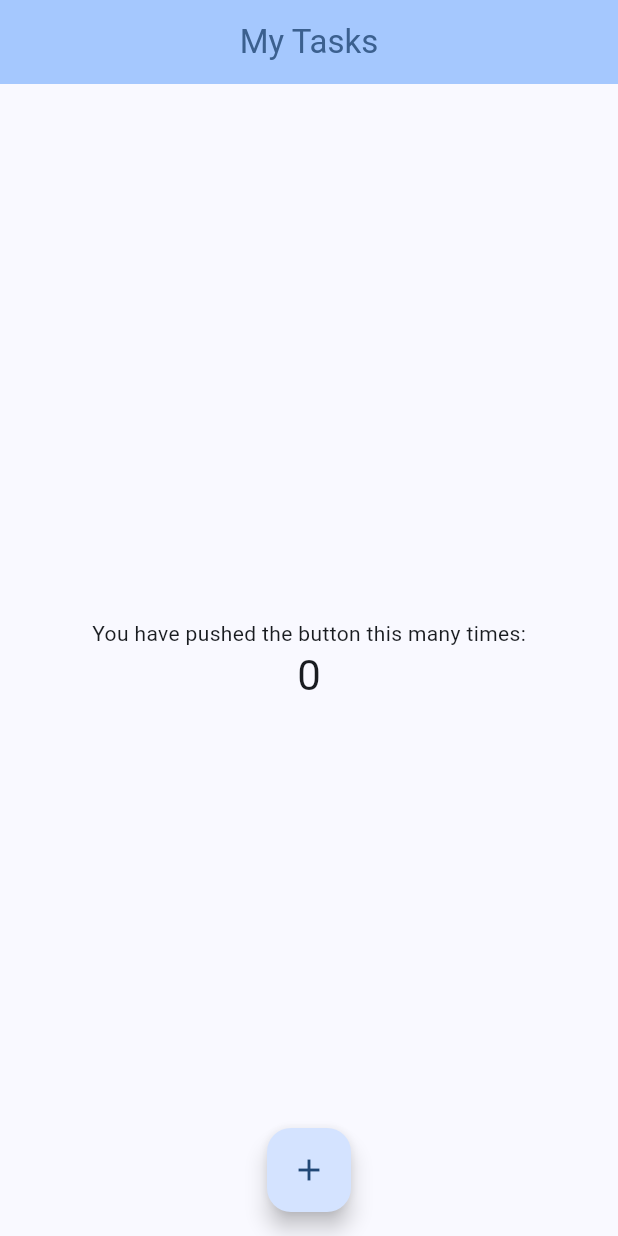
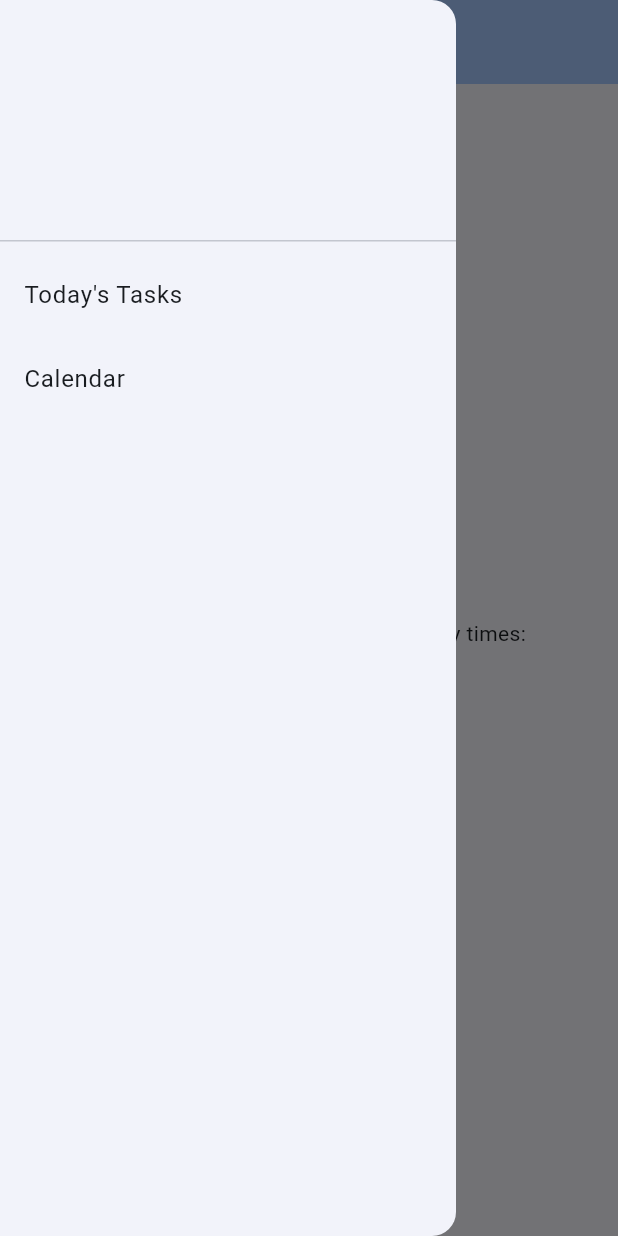
Before and after one commit to JP5252/productivity-app, a Flutter app: the screen it shows after launch, with the side drawer open (before the commit the screen has no drawer), on a phone screen of 412 x 824 dp. Run offline on Flutter 3.47's test engine with Material 3 defaults, Android fonts, the phone set to English and light mode, and no system bars; our stand-ins replace table_calendar.

Commit message:
Add calendar

```diff
--- /dev/null
+++ b/lib/drawer.dart
@@ -0,0 +1,44 @@
+import 'package:flutter/material.dart';
+import 'package:productivity_app/calendar_page.dart';
+import 'package:productivity_app/main.dart';
+import 'page_titles.dart';
+
+class MyDrawer extends StatefulWidget {
+  const MyDrawer({super.key});
+
+  @override
+  _MyDrawerState createState() => _MyDrawerState();
+}
+
+class _MyDrawerState extends State<MyDrawer> {
+  @override
+  Widget build(BuildContext context) {
+    return Drawer(
+      child: ListView(
+        children: [
+          const DrawerHeader(
+            child: null,
+          ),
+          ListTile(
+            title: Text(PageTitles.todaysTasks),
+            onTap: () {
+              Navigator.push(
+                context,
+                MaterialPageRoute(builder: (context) => const MyApp()),
+              );
+            },
+          ),
+          ListTile(
+            title: const Text(PageTitles.calendar),
+            onTap: () {
+              Navigator.push(
+                context,
+                MaterialPageRoute(builder: (context) => CalendarPage()),
+              );
+            },
+          ),
+        ],
+      ),
+    );
+  }
+}
--- a/lib/main.dart
+++ b/lib/main.dart
@@ -1,4 +1,7 @@
 import 'package:flutter/material.dart';
+import 'package:productivity_app/calendar_page.dart';
+import 'package:productivity_app/drawer.dart';
+import 'page_titles.dart';
 
 void main() {
   runApp(const MyApp());
@@ -13,27 +16,12 @@ class MyApp extends StatelessWidget {
     return MaterialApp(
         title: 'Personal Tasks',
         theme: ThemeData(
-        // This is the theme of your application.
-        //
-        // TRY THIS: Try running your application with "flutter run". You'll see
-        // the application has a purple toolbar. Then, without quitting the app,
-        // try changing the seedColor in the colorScheme below to Colors.green
-        // and then invoke "hot reload" (save your changes or press the "hot
-        // reload" button in a Flutter-supported IDE, or press "r" if you used
-        // the command line to start the app).
-        //
-        // Notice that the counter didn't reset back to zero; the application
-        // state is not lost during the reload. To reset the state, use hot
-        // restart instead.
-        //
-        // This works for code too, not just values: Most code changes can be
-        // tested with just a hot reload.
           colorScheme: ColorScheme.fromSeed(
               seedColor: const Color.fromARGB(255, 4, 71, 130)),
           useMaterial3: true,
         ),
-      home: const MyHomePage(title: 'My Tasks'),
-    );
+        home: const MyHomePage(title: PageTitles.todaysTasks),
+        routes: {'calender_page': (context) => CalendarPage()});
   }
 }
 
@@ -70,6 +58,7 @@ class _MyHomePageState extends State<MyHomePage> {
           ),
         ),
       ),
+      drawer: const MyDrawer(),
       body: Center(
         child: Column(
           mainAxisAlignment: MainAxisAlignment.center,
--- /dev/null
+++ b/lib/page_titles.dart
@@ -0,0 +1,6 @@
+// page_titles.dart
+
+class PageTitles {
+  static const String todaysTasks = 'Today\'s Tasks';
+  static const String calendar = 'Calendar';
+}
```
Also changed, not shown: lib/calendar_page.dart (added, +48 -0 lines), pubspec.yaml (+5 -5 lines), pubspec.lock, 1 other file. Lines whose indentation alone changed are shown as unchanged.
